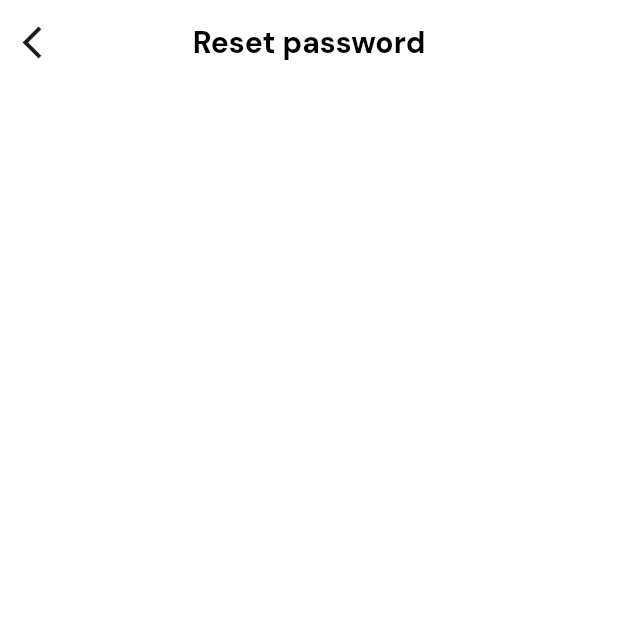
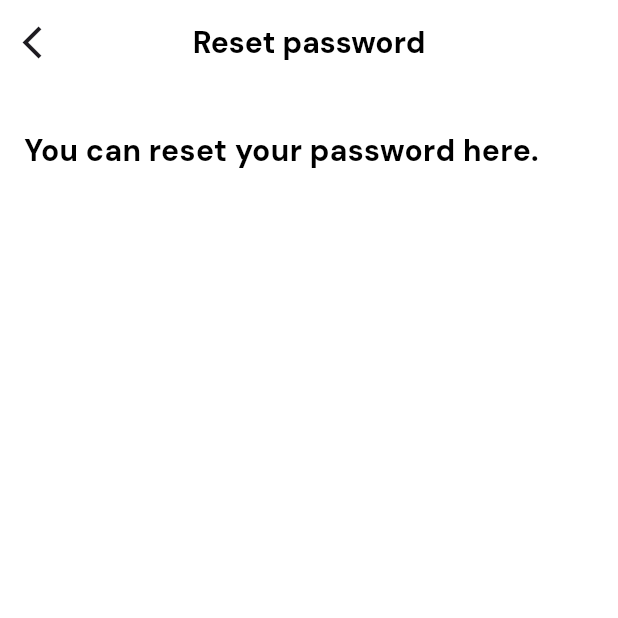
Before and after one commit to FlutterZawya/Talabat_App, a Flutter app: the ResetPasswordView screen opened by its route, on a phone screen of 412 x 824 dp, the top half of it. Run offline on Flutter 3.47's test engine with Material 3 defaults, Android fonts, the phone set to English and light mode, and no system bars; our stand-ins replace device_preview, flutter_spinkit, flutter_svg, go_router, pinput.

Commit message:
Reset Password View Body

```diff
--- a/lib/features/auth/presentation/views/reset_password_view.dart
+++ b/lib/features/auth/presentation/views/reset_password_view.dart
@@ -1,6 +1,7 @@
 import 'package:flutter/material.dart';
 
 import 'widgets/custom_auth_app_bar.dart';
+import 'widgets/reset_password_view_body.dart';
 
 class ResetPasswordView extends StatelessWidget {
   const ResetPasswordView({super.key});
@@ -9,7 +10,7 @@ class ResetPasswordView extends StatelessWidget {
   Widget build(BuildContext context) {
     return Scaffold(
       appBar: customAuthAppBar(context, title: 'Reset password'),
-      // body: ResetPasswordViewBody(),
+      body: ResetPasswordViewBody(),
     );
   }
 }
--- /dev/null
+++ b/lib/features/auth/presentation/views/widgets/reset_password_view_body.dart
@@ -0,0 +1,28 @@
+import 'package:flutter/material.dart';
+
+import '../../../../../core/utils/styles/app_styles.dart';
+
+class ResetPasswordViewBody extends StatelessWidget {
+  const ResetPasswordViewBody({super.key});
+
+  @override
+  Widget build(BuildContext context) {
+    return Padding(
+      padding: const EdgeInsets.symmetric(horizontal: 16),
+      child: Column(
+        children: [
+          SizedBox(
+            height: 30,
+          ),
+          Text(
+            'You can reset your password here.',
+            style: AppStyles.bold20,
+          ),
+          SizedBox(
+            height: 20,
+          ),
+        ],
+      ),
+    );
+  }
+}
```
